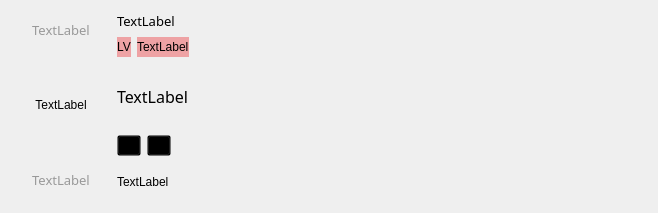
tonquer/picacg-qt, file ui/comment.ui: the form before one commit.
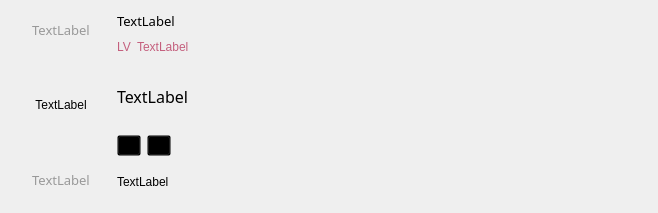
The form after the commit. Custom widgets are drawn as their Qt base class.

Patch:
```diff
--- a/ui/comment.ui
+++ b/ui/comment.ui
@@ -166,7 +166,7 @@
               </size>
              </property>
              <property name="styleSheet">
-              <string notr="true">background:#eeA2A4;</string>
+              <string notr="true">color: rgb(196, 95, 125);</string>
              </property>
              <property name="text">
               <string>LV</string>
@@ -188,7 +188,7 @@
               </size>
              </property>
              <property name="styleSheet">
-              <string notr="true">background:#eeA2A4;</string>
+              <string notr="true">color: rgb(196, 95, 125);</string>
              </property>
              <property name="text">
               <string>TextLabel</string>
```
